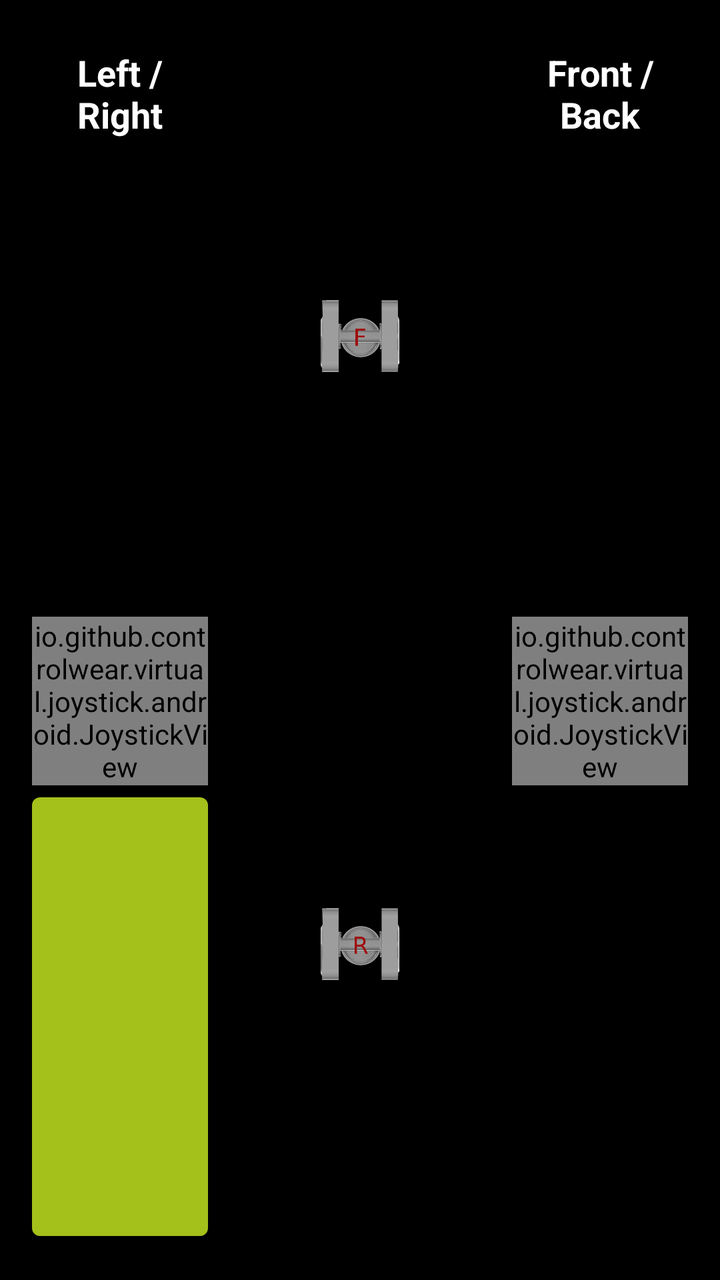
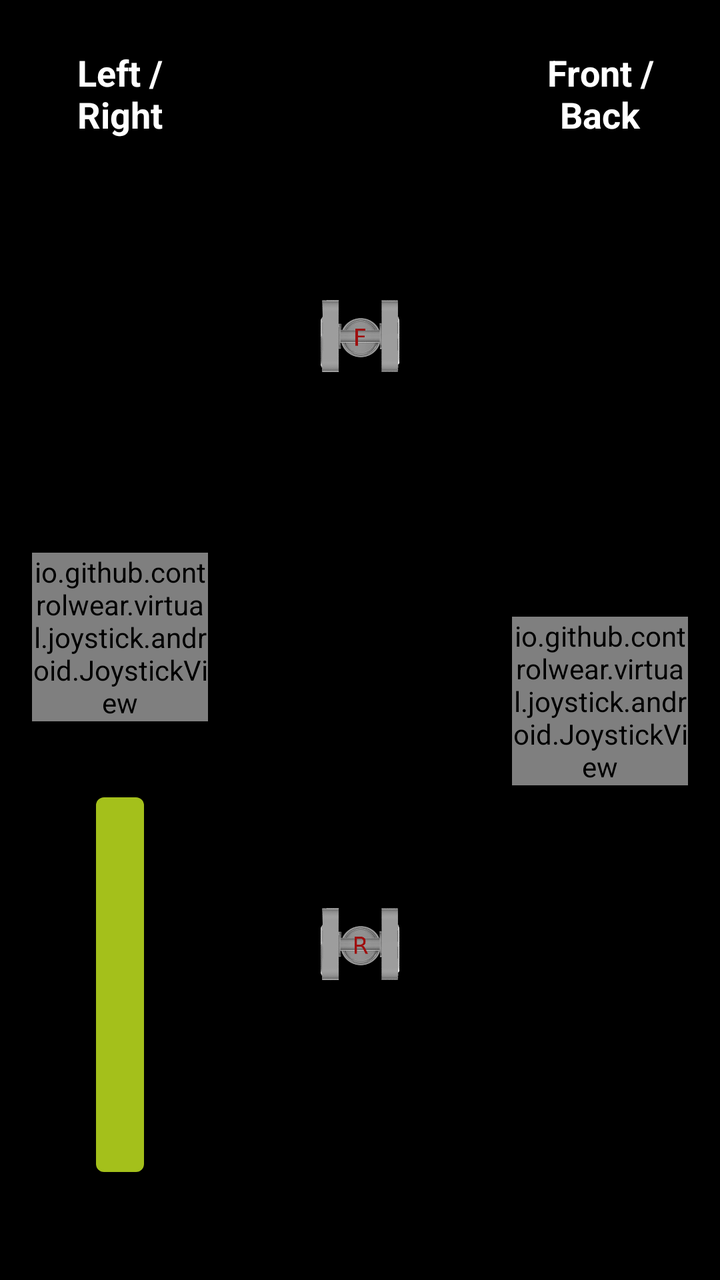

Compare the two renders of this Android layout. The source of the first and the diff that turns it into the second are given below.
<!-- AndroidManifest.xml: application theme AppTheme -->
<!-- res/layout/fragment_ttcontrol.xml -->
<?xml version="1.0" encoding="utf-8"?>
<layout xmlns:android="http://schemas.android.com/apk/res/android"
    xmlns:app="http://schemas.android.com/apk/res-auto">

    <data>

        <variable
            name="viewModel"
            type="eu.agribot.agribotapp.ui.fragment.ttcontrol.TTControlViewModel" />
    </data>

    <LinearLayout
        android:layout_width="match_parent"
        android:layout_height="match_parent"
        android:background="@color/black"
        android:baselineAligned="false">


        <LinearLayout
            android:layout_width="0dp"
            android:layout_height="match_parent"
            android:layout_margin="@dimen/margin_large"
            android:layout_weight="1"
            android:orientation="vertical">

            <TextView
                android:layout_width="match_parent"
                android:layout_height="wrap_content"
                android:layout_margin="@dimen/margin_medium"
                android:gravity="center"
                android:text="@string/left_right"
                android:textColor="@color/white"
                android:textSize="@dimen/text_size_large"
                android:textStyle="bold" />

            <View
                android:layout_width="wrap_content"
                android:layout_height="0dp"
                android:layout_weight="1" />

            <io.github.controlwear.virtual.joystick.android.JoystickView
                android:id="@+id/horizontal_joystick"
                android:layout_width="match_parent"
                android:layout_height="wrap_content"
                android:layout_gravity="center"
                app:JV_backgroundColor="@android:color/holo_green_light"
                app:JV_borderColor="@android:color/black"
                app:JV_borderWidth="2dp"
                app:JV_buttonColor="@android:color/black"
                app:JV_buttonSizeRatio="15%"
                app:JV_fixedCenter="false"
                app:layout_constraintBottom_toBottomOf="parent"
                app:layout_constraintStart_toStartOf="parent"
                app:layout_constraintTop_toTopOf="parent" />

            <Button
                android:layout_width="wrap_content"
                android:layout_height="0dp"
                android:layout_weight="1"
                android:onClick="@{() -> viewModel.toolControlClicked()}" />


        </LinearLayout>


        <LinearLayout
            android:layout_width="0dp"
            android:layout_height="match_parent"
            android:layout_margin="@dimen/margin_large"
            android:layout_weight="1"
            android:orientation="vertical">

            <ImageView
                android:id="@+id/front_kart"
                android:layout_width="match_parent"
                android:layout_height="0dp"
                android:layout_margin="@dimen/margin_xlarge"
                android:layout_weight="1"
                android:onClick="@{() -> viewModel.onFrontCartClicked()}"
                android:src="@drawable/f_grey" />

            <ImageView
                android:id="@+id/rear_kart"
                android:layout_width="match_parent"
                android:layout_height="0dp"
                android:layout_margin="@dimen/margin_xlarge"
                android:layout_weight="1"
                android:onClick="@{() -> viewModel.onRearCartClicked()}"
                android:src="@drawable/r_grey" />


        </LinearLayout>


        <LinearLayout
            android:layout_width="0dp"
            android:layout_height="match_parent"
            android:layout_margin="@dimen/margin_large"
            android:layout_weight="1"
            android:orientation="vertical">

            <TextView
                android:layout_width="match_parent"
                android:layout_height="wrap_content"
                android:layout_margin="@dimen/margin_medium"
                android:gravity="center"
                android:text="@string/front_back"
                android:textColor="@color/white"
                android:textSize="@dimen/text_size_large"
                android:textStyle="bold" />


            <View
                android:layout_width="wrap_content"
                android:layout_height="0dp"
                android:layout_weight="1" />


            <io.github.controlwear.virtual.joystick.android.JoystickView
                android:id="@+id/vertical_joystick"
                android:layout_width="wrap_content"
                android:layout_height="wrap_content"
                android:layout_gravity="center_vertical"
                app:JV_backgroundColor="@android:color/holo_green_light"
                app:JV_borderColor="@android:color/black"
                app:JV_borderWidth="2dp"
                app:JV_buttonColor="@android:color/black"
                app:JV_buttonSizeRatio="15%"
                app:JV_fixedCenter="false"
                app:layout_constraintBottom_toBottomOf="parent"
                app:layout_constraintStart_toStartOf="parent"
                app:layout_constraintTop_toTopOf="parent" />

            <View
                android:layout_width="wrap_content"
                android:layout_height="0dp"
                android:layout_weight="1" />


        </LinearLayout>

    </LinearLayout>

</layout>
<!-- resources referenced by this layout -->
<resources>
  <color name="black">#000000</color>
  <color name="white">#FFFFFF</color>
  <dimen name="margin_large">16dp</dimen>
  <dimen name="margin_medium">8dp</dimen>
  <dimen name="margin_xlarge">24dp</dimen>
  <dimen name="text_size_large">18sp</dimen>
  <!-- drawable f_grey: png bitmap (drawable, 56506 bytes) -->
  <!-- drawable r_grey: png bitmap (drawable, 57502 bytes) -->
  <string name="front_back">Front / Back</string>
  <string name="left_right">Left / Right</string>
  <style name="AppTheme" parent="Theme.MaterialComponents.Light.DarkActionBar">
          
          <item name="colorPrimary">@color/colorPrimary</item>
          <item name="colorPrimaryDark">@color/colorPrimaryDark</item>
          <item name="colorAccent">@color/colorAccent</item>
      </style>
  <color name="colorPrimary">@color/base_green</color>
  <color name="colorPrimaryDark">@color/base_green_darker</color>
  <color name="colorAccent">@color/gray</color>
  <color name="base_green">#a4c01b</color>
  <color name="base_green_darker">#839915</color>
  <color name="gray">#6A6A6A</color>
</resources>

<!-- the commit's change to res/layout/fragment_ttcontrol.xml (unified diff, before → after) -->
@@ -53,10 +53,12 @@
                 app:layout_constraintStart_toStartOf="parent"
                 app:layout_constraintTop_toTopOf="parent" />
 
-            <Button
-                android:layout_width="wrap_content"
+            <com.google.android.material.button.MaterialButton
+                android:layout_width="match_parent"
+                android:layout_margin="@dimen/margin_xxlarge"
                 android:layout_height="0dp"
                 android:layout_weight="1"
+                android:text="@string/title_tool_control"
                 android:onClick="@{() -> viewModel.toolControlClicked()}" />
 
 
<!-- resource entries referenced after the edit -->
@@ -5,11 +5,13 @@
   <dimen name="margin_large">16dp</dimen>
   <dimen name="margin_medium">8dp</dimen>
   <dimen name="margin_xlarge">24dp</dimen>
+  <dimen name="margin_xxlarge">32dp</dimen>
   <dimen name="text_size_large">18sp</dimen>
   <!-- drawable f_grey: png bitmap (drawable, 56506 bytes) -->
   <!-- drawable r_grey: png bitmap (drawable, 57502 bytes) -->
   <string name="front_back">Front / Back</string>
   <string name="left_right">Left / Right</string>
+  <string name="title_tool_control">Tool Control</string>
   <style name="AppTheme" parent="Theme.MaterialComponents.Light.DarkActionBar">
           
           <item name="colorPrimary">@color/colorPrimary</item>
